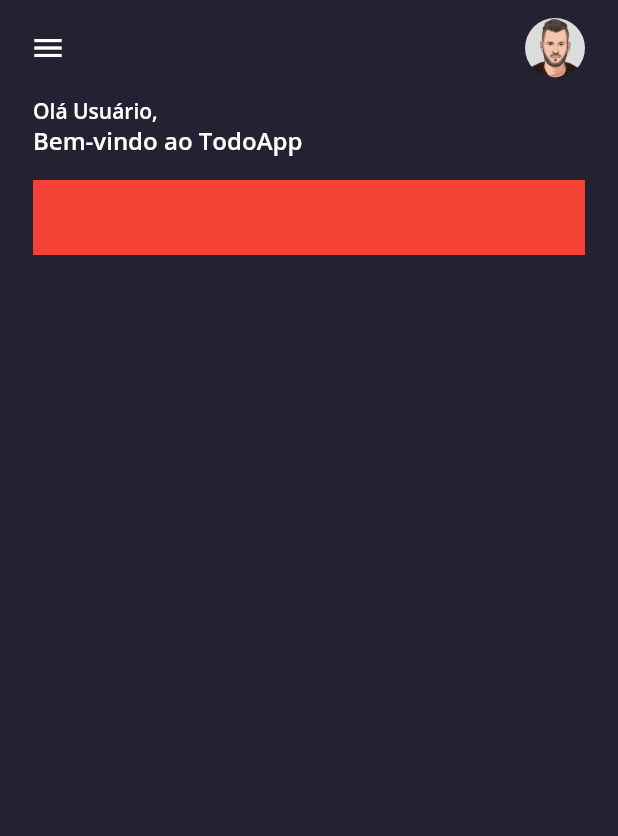
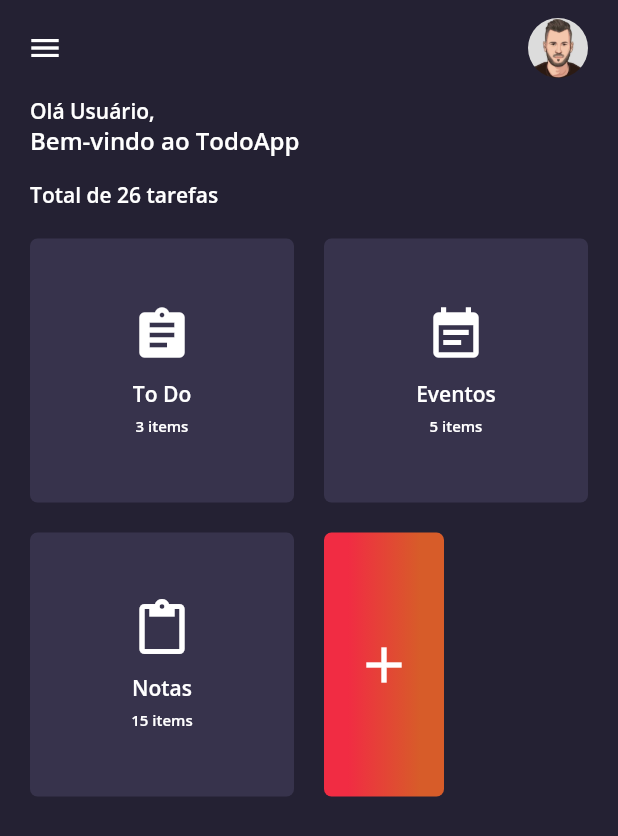
Before and after one commit to Mex978/secretaria_app, a Flutter app: the screen it shows after launch, on a phone screen of 412 x 824 dp. Shown: the top 836 px of the screen. Run offline on Flutter 3.47's test engine with Material 2 defaults, Android fonts, the phone set to English and light mode, and no system bars.

```diff
--- a/lib/main.dart
+++ b/lib/main.dart
@@ -2,6 +2,7 @@
 import 'package:flutter/services.dart';
 import 'package:todo_app/screens/home/home_screen.dart';
 import 'package:todo_app/themes/default.dart';
+import 'package:todo_app/utils/scroll_behavior.dart';
 
 void main() => runApp(MyApp());
 
@@ -14,7 +15,11 @@
       debugShowCheckedModeBanner: false,
       title: "TodoApp",
       theme: themeDefault(),
-      home: HomeScreen(),
+      home: ScrollConfiguration(
+        behavior: MyBehavior(),
+        child: HomeScreen(),
+      ),
+      // home: HomeScreen(),
     );
   }
 }
--- /dev/null
+++ b/lib/screens/home/components/add_item.dart
@@ -0,0 +1,28 @@
+import 'package:flutter/material.dart';
+
+class AddItem extends StatelessWidget {
+  @override
+  Widget build(BuildContext context) {
+    return SizedBox(
+      height: 500,
+      width: 80,
+      child: Container(
+        decoration: BoxDecoration(
+            borderRadius: BorderRadius.circular(5),
+            gradient: LinearGradient(
+              colors: [Color(0xFFF12C43), Color(0xFFD75C29)],
+              stops: [0.2, 0.8],
+            )),
+        child: FlatButton(
+          padding: EdgeInsets.zero,
+          onPressed: () {},
+          child: Icon(
+            Icons.add,
+            size: 40,
+            color: Colors.white,
+          ),
+        ),
+      ),
+    );
+  }
+}
--- /dev/null
+++ b/lib/screens/home/components/custom_app_bar.dart
@@ -0,0 +1,76 @@
+import 'package:flutter/material.dart';
+
+customAppBar(
+    {GlobalKey<ScaffoldState> key,
+    String description,
+    IconData icon,
+    Function onLeadingPress}) {
+  return PreferredSize(
+    preferredSize: Size.fromHeight(120),
+    child: SafeArea(
+      child: Padding(
+        padding: EdgeInsets.only(right: 20),
+        child: Column(
+          children: <Widget>[
+            Padding(
+              padding: EdgeInsets.only(top: 10, bottom: 10, left: 8),
+              child: Row(
+                mainAxisAlignment: MainAxisAlignment.spaceBetween,
+                children: <Widget>[
+                  InkWell(
+                    onTap:
+                        onLeadingPress ?? () => key.currentState.openDrawer(),
+                    highlightColor: Colors.transparent,
+                    splashFactory: InkRipple.splashFactory,
+                    splashColor: Colors.blue[600],
+                    child: Padding(
+                      padding: EdgeInsets.all(10),
+                      child: Icon(
+                        icon,
+                        color: Colors.white,
+                      ),
+                    ),
+                  ),
+                  CircleAvatar(
+                    backgroundColor: Colors.transparent,
+                    backgroundImage: AssetImage("assets/user.jpg"),
+                  )
+                ],
+              ),
+            ),
+            Padding(
+              padding: const EdgeInsets.only(left: 20),
+              child: Row(
+                mainAxisAlignment: MainAxisAlignment.start,
+                children: <Widget>[
+                  Text(
+                    "Olá Usuário,",
+                    style: TextStyle(
+                        fontSize: 14,
+                        color: Colors.white,
+                        fontWeight: FontWeight.w600),
+                  )
+                ],
+              ),
+            ),
+            Padding(
+              padding: const EdgeInsets.only(left: 20),
+              child: Row(
+                mainAxisAlignment: MainAxisAlignment.start,
+                children: <Widget>[
+                  Text(
+                    description,
+                    style: TextStyle(
+                        fontSize: 16,
+                        color: Colors.white,
+                        fontWeight: FontWeight.w600),
+                  ),
+                ],
+              ),
+            )
+          ],
+        ),
+      ),
+    ),
+  );
+}
--- a/lib/screens/home/components/custom_card.dart
+++ b/lib/screens/home/components/custom_card.dart
@@ -4,26 +4,60 @@
   final IconData icon;
   final Function onPressed;
   final double borderRadius;
+  final String description;
+  final String count;
 
   const CustomCard(
       {Key key,
       @required this.icon,
       @required this.onPressed,
-      this.borderRadius: 5})
+      this.borderRadius: 5,
+      @required this.description,
+      this.count})
       : super(key: key);
 
   @override
   Widget build(BuildContext context) {
-    return Container(
+    return SizedBox.expand(
       child: Material(
         borderRadius: BorderRadius.circular(borderRadius),
         color: Color(0xFF37334C),
         child: InkWell(
+          splashColor: Colors.blue[600],
+          splashFactory: InkRipple.splashFactory,
+          highlightColor: Colors.transparent,
           borderRadius: BorderRadius.circular(borderRadius),
           onTap: onPressed,
-          child: Padding(
-            padding: EdgeInsets.all(15),
-            child: Icon(icon),
+          child: Column(
+            mainAxisAlignment: MainAxisAlignment.center,
+            children: <Widget>[
+              Icon(
+                icon,
+                size: 40,
+                color: Colors.white,
+              ),
+              SizedBox(
+                height: 10,
+              ),
+              Text(
+                description,
+                style: TextStyle(
+                    fontFamily: "OpenSans",
+                    color: Colors.white,
+                    fontWeight: FontWeight.w600),
+              ),
+              SizedBox(
+                height: 5,
+              ),
+              Text(
+                count,
+                style: TextStyle(
+                    fontFamily: "OpenSans",
+                    color: Colors.white,
+                    fontSize: 10,
+                    fontWeight: FontWeight.w600),
+              )
+            ],
           ),
         ),
       ),
--- /dev/null
+++ b/lib/screens/home/components/grid_view.dart
@@ -0,0 +1,19 @@
+import 'package:flutter/material.dart';
+import 'package:todo_app/screens/home/components/custom_card.dart';
+
+class CustomGridView extends StatelessWidget {
+  final List<Widget> items;
+
+  const CustomGridView({Key key, this.items}) : super(key: key);
+
+  @override
+  Widget build(BuildContext context) {
+    return GridView.count(
+      mainAxisSpacing: 20,
+      padding: EdgeInsets.all(20),
+      crossAxisSpacing: 20,
+      crossAxisCount: 2,
+      children: items,
+    );
+  }
+}
--- a/lib/screens/home/home_screen.dart
+++ b/lib/screens/home/home_screen.dart
@@ -1,84 +1,81 @@
 import 'package:flutter/material.dart';
+import 'package:todo_app/screens/home/components/add_item.dart';
+import 'package:todo_app/screens/home/components/custom_app_bar.dart';
+import 'package:todo_app/screens/home/components/custom_card.dart';
+import 'package:todo_app/screens/home/components/grid_view.dart';
+import 'package:todo_app/screens/section/section_screen.dart';
 
 class HomeScreen extends StatelessWidget {
+  final GlobalKey<ScaffoldState> _key = GlobalKey<ScaffoldState>();
+
   @override
   Widget build(BuildContext context) {
     ThemeData _theme = Theme.of(context);
 
     return Scaffold(
+      key: _key,
+      drawer: Drawer(),
       backgroundColor: _theme.backgroundColor,
-      appBar: PreferredSize(
-        preferredSize: Size.fromHeight(120),
-        child: SafeArea(
-          child: Padding(
-            padding: EdgeInsets.only(left: 10, right: 22),
+      appBar: customAppBar(
+          key: _key, description: "Bem-vindo ao TodoApp", icon: Icons.menu),
+      body: SafeArea(
           child: Column(
         children: <Widget>[
           Padding(
-                  padding: EdgeInsets.symmetric(vertical: 10),
-                  child: Row(
-                    mainAxisAlignment: MainAxisAlignment.spaceBetween,
-                    children: <Widget>[
-                      InkWell(
-                        onTap: () {},
-                        child: Padding(
-                          padding: EdgeInsets.all(10),
-                          child: Icon(
-                            Icons.menu,
-                            color: Colors.white,
-                          ),
-                        ),
-                      ),
-                      CircleAvatar(
-                        backgroundColor: Colors.transparent,
-                        backgroundImage: AssetImage("assets/user.jpg"),
-                      )
-                    ],
-                  ),
-                ),
-                Padding(
-                  padding: const EdgeInsets.only(left: 12),
-                  child: Row(
-                    mainAxisAlignment: MainAxisAlignment.start,
-                    children: <Widget>[
-                      Text(
-                        "Olá Usuário,",
+            padding: const EdgeInsets.only(left: 20),
+            child: Container(
+              alignment: Alignment.centerLeft,
+              child: Text(
+                "Total de 26 tarefas",
                 style: TextStyle(
                     fontSize: 14,
                     color: Colors.white,
                     fontWeight: FontWeight.w600),
-                      )
-                    ],
               ),
             ),
-                Padding(
-                  padding: const EdgeInsets.only(left: 12),
+          ),
+          Expanded(
+            child: CustomGridView(
+              items: <Widget>[
+                Center(
+                  child: CustomCard(
+                    description: "To Do",
+                    count: "3 items",
+                    icon: Icons.assignment,
+                    onPressed: () {
+                      Navigator.of(context).push(MaterialPageRoute(
+                          builder: (context) => SectionScreen()));
+                    },
+                  ),
+                ),
+                Center(
+                  child: CustomCard(
+                    icon: Icons.event_note,
+                    description: "Eventos",
+                    count: "5 items",
+                    onPressed: () {},
+                  ),
+                ),
+                Center(
+                  child: CustomCard(
+                    icon: Icons.content_paste,
+                    description: "Notas",
+                    count: "15 items",
+                    onPressed: () {},
+                  ),
+                ),
+                Container(
+                  child: Center(
                     child: Row(
-                    mainAxisAlignment: MainAxisAlignment.start,
-                    children: <Widget>[
-                      Text(
-                        "Bem-vindo ao TodoApp",
-                        style: TextStyle(
-                            fontSize: 16,
-                            color: Colors.white,
-                            fontWeight: FontWeight.w600),
+                      children: <Widget>[AddItem()],
                     ),
-                    ],
                   ),
                 )
               ],
             ),
           ),
-        ),
-      ),
-      body: SafeArea(
-        child: Padding(
-          padding: EdgeInsets.symmetric(horizontal: 22),
-          child: Column(
-            children: <Widget>[Container(color: Colors.red, height: 50)],
-          ),
-        ),
-      ),
+        ],
+      )),
     );
   }
 }
--- a/lib/themes/default.dart
+++ b/lib/themes/default.dart
@@ -1,5 +1,12 @@
 import 'package:flutter/material.dart';
 
 themeDefault() {
-  return ThemeData(backgroundColor: Color(0xFF242133), fontFamily: "OpenSans");
+  return ThemeData(
+      backgroundColor: Color(0xFF242133),
+      fontFamily: "OpenSans",
+      splashColor: Colors.blue[600],
+      pageTransitionsTheme: PageTransitionsTheme(builders: {
+        TargetPlatform.android: CupertinoPageTransitionsBuilder(),
+        TargetPlatform.iOS: CupertinoPageTransitionsBuilder(),
+      }));
 }
--- /dev/null
+++ b/lib/utils/scroll_behavior.dart
@@ -0,0 +1,9 @@
+import 'package:flutter/material.dart';
+
+class MyBehavior extends ScrollBehavior {
+  @override
+  Widget buildViewportChrome(
+      BuildContext context, Widget child, AxisDirection axisDirection) {
+    return child;
+  }
+}
```
Also changed, not shown: lib/screens/section/section_screen.dart (added, +222 -0 lines). Lines whose indentation alone changed are shown as unchanged.
